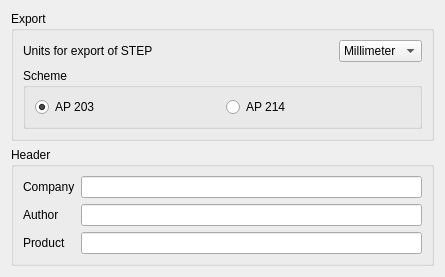
First picture: the form in src/Mod/Part/Gui/DlgImportExportStep.ui, repository berndhahnebach/All_FreeCAD, before the edit.
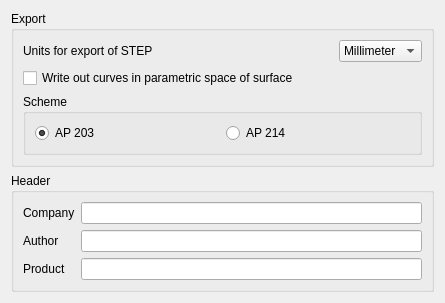
Second picture: the form after the edit.

Commit message: issue #0002744: FR: check box to export STEP w/without pcurves

Diff of the .ui file:
```diff
--- a/src/Mod/Part/Gui/DlgImportExportStep.ui
+++ b/src/Mod/Part/Gui/DlgImportExportStep.ui
@@ -7,7 +7,7 @@
     <x>0</x>
     <y>0</y>
     <width>445</width>
-    <height>270</height>
+    <height>291</height>
    </rect>
   </property>
   <property name="windowTitle">
@@ -59,7 +59,7 @@
         </item>
        </widget>
       </item>
-      <item row="1" column="0" colspan="3">
+      <item row="2" column="0" colspan="3">
        <widget class="QGroupBox" name="groupBox_2">
         <property name="title">
          <string>Scheme</string>
@@ -85,6 +85,13 @@
         </layout>
        </widget>
       </item>
+      <item row="1" column="0" colspan="3">
+       <widget class="QCheckBox" name="checkBoxPcurves">
+        <property name="text">
+         <string>Write out curves in parametric space of surface</string>
+        </property>
+       </widget>
+      </item>
      </layout>
     </widget>
    </item>
```
Left out of the diff: 45 changed lines with no effect on the pictures. The commit also changes 2 other files.
